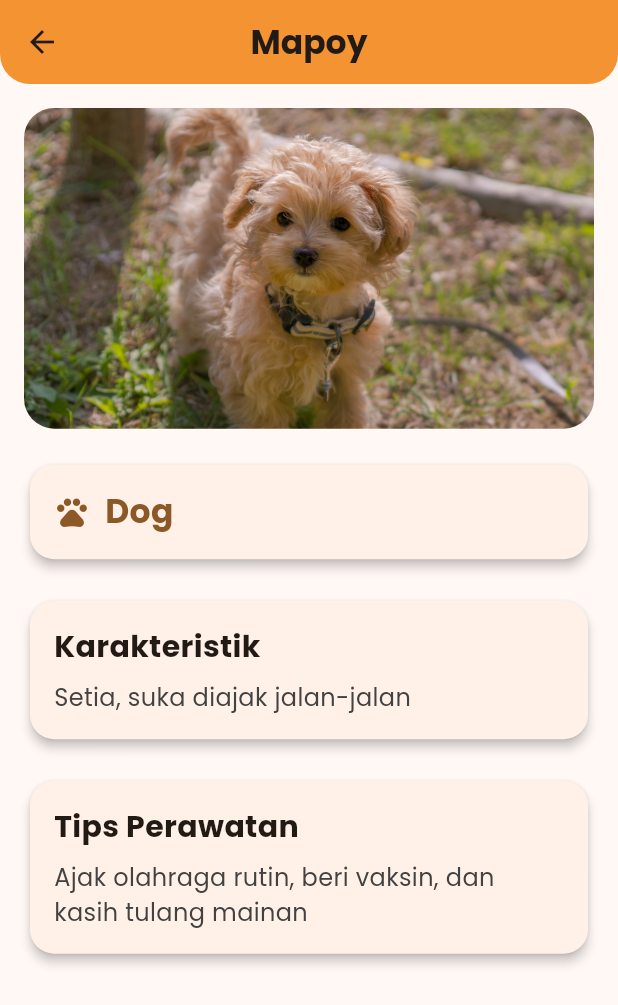
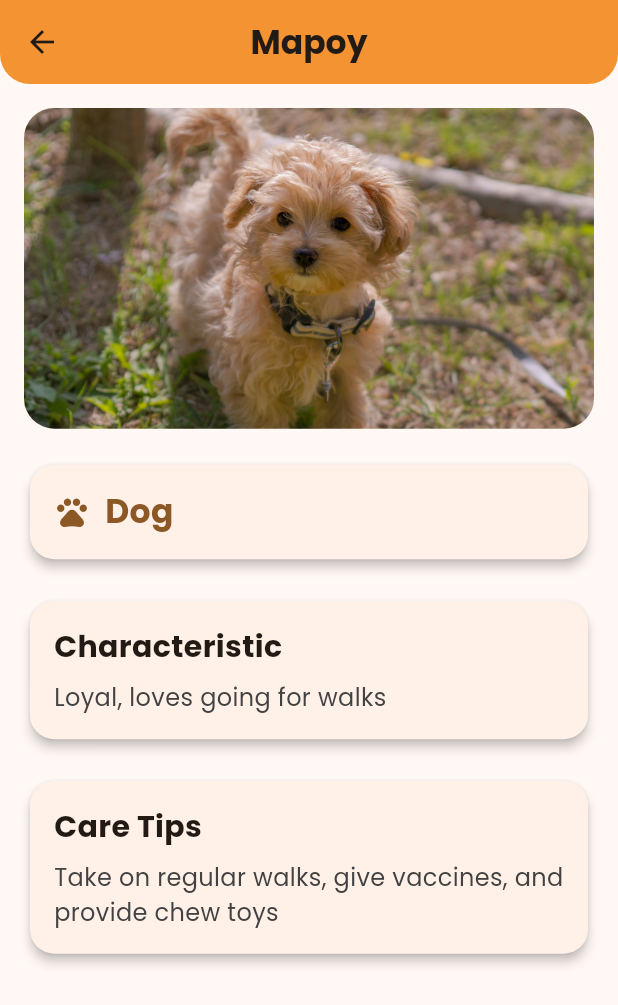
Before and after one commit to rotullima/pet-catalog, a Flutter app: the screen it shows after launch, after a tap on "Mapoy", on a phone screen of 412 x 824 dp. Shown: the top 1005 px of the screen. Run offline on Flutter 3.47's test engine with Material 3 defaults, Android fonts, the phone set to English and light mode, and no system bars.

Commit message:
membenarkan konsistensi warna dan bahasa

```diff
--- a/lib/screen/detail_screen.dart
+++ b/lib/screen/detail_screen.dart
@@ -31,11 +31,11 @@ class DetailScreen extends StatelessWidget {
         child: Column(
           crossAxisAlignment: CrossAxisAlignment.stretch,
           children: [
-            // 🖼️ Gambar responsif
+            // gambar hewan
             ClipRRect(
               borderRadius: BorderRadius.circular(20),
               child: AspectRatio(
-                aspectRatio: 16 / 9, // bikin proporsional
+                aspectRatio: 16 / 9,
                 child: Image.asset(
                   pet.image,
                   fit: BoxFit.cover,
@@ -44,7 +44,7 @@ class DetailScreen extends StatelessWidget {
             ),
             const SizedBox(height: 20),
 
-            // 🐾 Type (Jenis Hewan)
+            // type
             Card(
               elevation: 3,
               shape: RoundedRectangleBorder(
@@ -70,7 +70,7 @@ class DetailScreen extends StatelessWidget {
             ),
             const SizedBox(height: 20),
 
-            // ✨ Karakteristik
+            // chara
             Card(
               elevation: 3,
               shape: RoundedRectangleBorder(
@@ -82,7 +82,7 @@ class DetailScreen extends StatelessWidget {
                   crossAxisAlignment: CrossAxisAlignment.start,
                   children: [
                     const Text(
-                      "Karakteristik",
+                      "Characteristic",
                       style: TextStyle(
                         fontSize: 20,
                         fontWeight: FontWeight.bold,
@@ -103,7 +103,7 @@ class DetailScreen extends StatelessWidget {
             ),
             const SizedBox(height: 20),
 
-            // 🛠️ Tips Perawatan
+            // care
             Card(
               elevation: 3,
               shape: RoundedRectangleBorder(
@@ -115,7 +115,7 @@ class DetailScreen extends StatelessWidget {
                   crossAxisAlignment: CrossAxisAlignment.start,
                   children: [
                     const Text(
-                      "Tips Perawatan",
+                      "Care Tips",
                       style: TextStyle(
                         fontSize: 20,
                         fontWeight: FontWeight.bold,
--- a/lib/screen/home_screen.dart
+++ b/lib/screen/home_screen.dart
@@ -16,36 +16,36 @@ class _HomeScreenState extends State<HomeScreen> {
       name: "Grange",
       type: "Cat",
       image: "assets/images/cat.jpg",
-      character: "Manja, suka tidur di sofa",
-      care: "Kasih makan 2x sehari dan sediakan tempat tidur hangat",
+      character: "Affectionate, loves sleeping on the sofa",
+      care: "Feed twice a day and provide a warm bed",
     ),
     Pet(
       name: "Mapoy",
       type: "Dog",
       image: "assets/images/dog.jpg",
-      character: "Setia, suka diajak jalan-jalan",
-      care: "Ajak olahraga rutin, beri vaksin, dan kasih tulang mainan",
+      character: "Loyal, loves going for walks",
+      care: "Take on regular walks, give vaccines, and provide chew toys",
     ),
     Pet(
       name: "Cepi",
       type: "Capybara",
       image: "assets/images/capybara.jpg",
-      character: "Tenang, suka berendam di air",
-      care: "Sediakan kolam kecil dan beri sayuran segar setiap hari",
+      character: "Calm, enjoys soaking in water",
+      care: "Provide a small pool and fresh vegetables daily",
     ),
     Pet(
       name: "Milty",
       type: "Cow",
       image: "assets/images/cow.jpg",
-      character: "Sabar, jinak, suka makan rumput",
-      care: "Kasih rumput segar, jaga kebersihan kandang",
+      character: "Gentle, tame, loves eating grass",
+      care: "Give fresh grass and keep the barn clean",
     ),
     Pet(
       name: "Toothless",
       type: "Dragon",
       image: "assets/images/dragon.png",
-      character: "Kuat, bisa terbang, setia dengan pemilik",
-      care: "Butuh ruang luas, kasih ikan bakar, jangan lupa ajak terbang sore",
+      character: "Strong, can fly, loyal to its owner",
+      care: "Needs a large space, feed fresh fish, and take evening flights",
     ),
   ];
 
@@ -76,31 +76,37 @@ class _HomeScreenState extends State<HomeScreen> {
         child: AppBar(
           title: const Text(
             "Pet Catalog",
-        style: TextStyle(fontFamily: "Poppins", fontWeight: FontWeight.bold),
+            style: TextStyle(
+              fontFamily: "Poppins",
+              fontWeight: FontWeight.bold,
             ),
-          backgroundColor: const Color(0xFFFF9934), // warm orange
+          ),
+          backgroundColor: const Color(0xFFFF9934),
           centerTitle: true,
           shape: const RoundedRectangleBorder(
-        borderRadius: BorderRadius.vertical(
-          bottom: Radius.circular(24),
-        ),
+            borderRadius: BorderRadius.vertical(bottom: Radius.circular(24)),
           ),
           elevation: 4,
         ),
       ),
       body: Column(
         children: [
-          // 🔎 Search bar
+          // Search bar
           Padding(
             padding: const EdgeInsets.all(12.0),
             child: TextField(
               controller: searchController,
               onChanged: _filterPets,
               decoration: InputDecoration(
-                hintText: "Cari hewan peliharaan...",
+                hintText: "Find a pet...",
                 prefixIcon: const Icon(Icons.search),
                 filled: true,
-                fillColor: const Color(0xFFE1F1F2), // light gray
+                fillColor: const Color.fromARGB(
+                  255,
+                  247,
+                  218,
+                  196,
+                ), // light gray
                 border: OutlineInputBorder(
                   borderRadius: BorderRadius.circular(12),
                   borderSide: BorderSide.none,
@@ -109,14 +115,14 @@ class _HomeScreenState extends State<HomeScreen> {
             ),
           ),
 
-          // 🐾 Grid daftar hewan
+          // Grid daftar hewan
           Expanded(
             child: Padding(
               padding: const EdgeInsets.all(12.0),
               child: filteredPets.isEmpty
                   ? const Center(
                       child: Text(
-                        "Hewan tidak ditemukan 🐾",
+                        "Pets not found 🐾",
                         style: TextStyle(fontFamily: "Poppins"),
                       ),
                     )
--- a/lib/widgets/pet_card.dart
+++ b/lib/widgets/pet_card.dart
@@ -13,7 +13,7 @@ class PetCard extends StatelessWidget {
       onTap: onTap,
       borderRadius: BorderRadius.circular(16),
       child: Card(
-        color: const Color(0xFFE1F1F2),
+        color: const Color(0xFFFFF3E9),
         shape: RoundedRectangleBorder(borderRadius: BorderRadius.circular(16)),
         elevation: 3,
         child: Column(
@@ -39,7 +39,7 @@ class PetCard extends StatelessWidget {
                       fontFamily: "Poppins",
                       fontWeight: FontWeight.bold,
                       fontSize: 16,
-                      color: Color(0xFF8C5826), // wood brown
+                      color: Color(0xFF8C5826),
                     ),
                   ),
                   Text(
```
Lines whose indentation alone changed are shown as unchanged.
